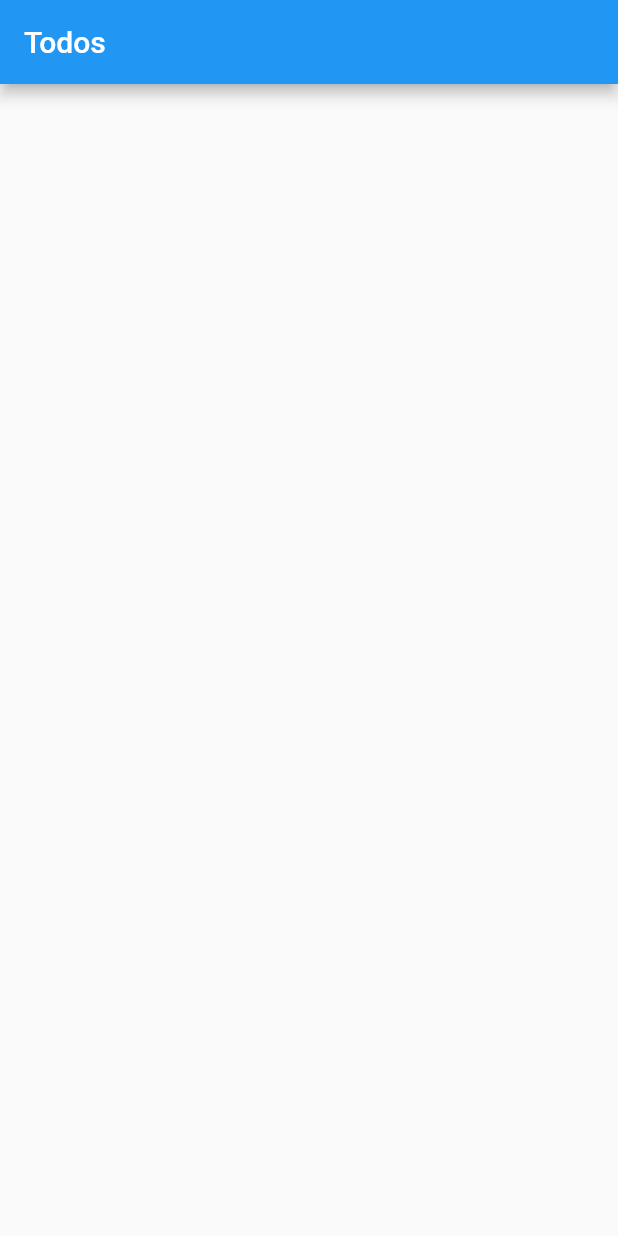
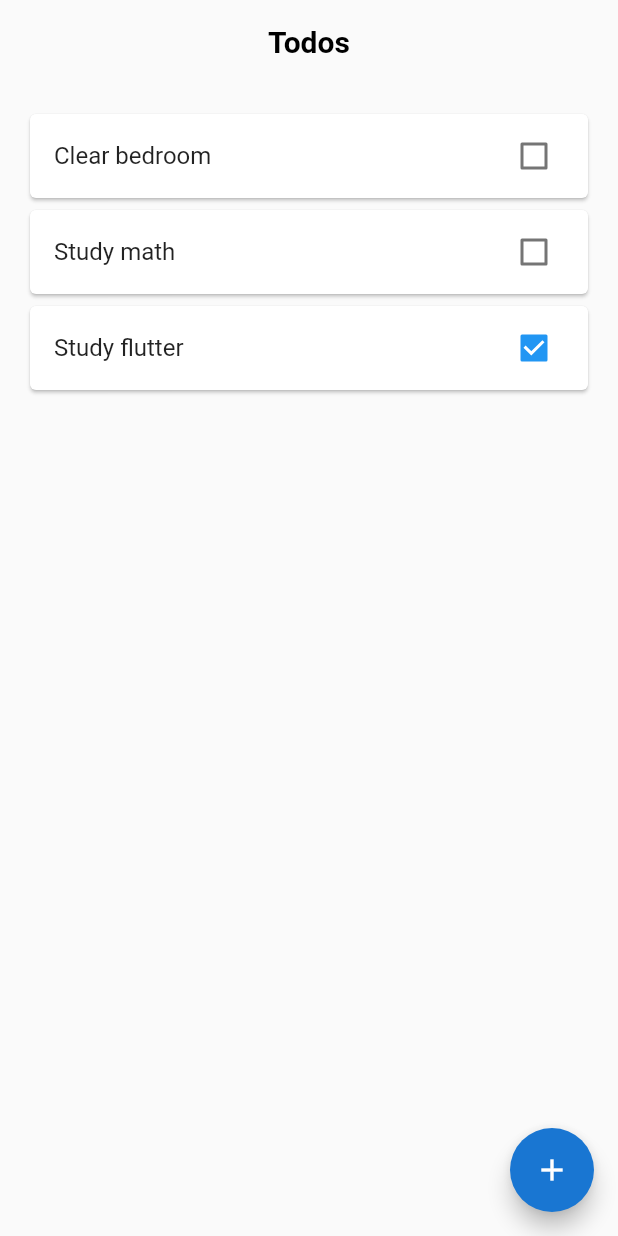
Before and after one commit to JohnAzedo/TaskManager, a Flutter app: the screen it shows after launch, on a phone screen of 412 x 824 dp. Run offline on Flutter 3.47's test engine with Material 2 defaults, Android fonts, the phone set to English and light mode, and no system bars.

Commit message:
feature: Create ListTodo UI

```diff
--- /dev/null
+++ b/lib/components/NoAppBar.dart
@@ -0,0 +1,17 @@
+import 'package:flutter/material.dart';
+
+class NoAppBar extends AppBar {
+  NoAppBar({String title})
+      : super(
+          backgroundColor: Colors.transparent,
+          centerTitle: true,
+          iconTheme: IconThemeData(
+            color: Colors.black,
+          ),
+          title: Text(
+            title,
+            style: TextStyle(color: Colors.black, fontWeight: FontWeight.bold),
+          ),
+          elevation: 0.0,
+        );
+}
--- a/lib/models/todos.dart
+++ b/lib/models/todos.dart
@@ -1,7 +1,7 @@
 
 class Todo {
   final String text;
-  final bool done;
+  bool done;
 
   Todo(this.text, this.done);
 }
--- a/lib/screens/todos/list.dart
+++ b/lib/screens/todos/list.dart
@@ -1,4 +1,5 @@
 import 'package:flutter/material.dart';
+import 'package:todos/components/NoAppBar.dart';
 import 'package:todos/models/todos.dart';
 
 class ListTodo extends StatefulWidget{
@@ -11,10 +12,13 @@ class ListTodo extends StatefulWidget{
 class _ListTodoState extends State<ListTodo> {
   @override
   Widget build(BuildContext context) {
-    // TODO: implement build
+    widget.todos.add(Todo('Clear bedroom', false));
+    widget.todos.add(Todo('Study math', false));
+    widget.todos.add(Todo('Study flutter', true));
+
     return Scaffold(
-      appBar: AppBar(
-        title: Text('Todos'),
+      appBar: NoAppBar(
+        title: 'Todos'
       ),
 
       body: Padding(
@@ -26,23 +30,35 @@ class _ListTodoState extends State<ListTodo> {
               return ItemTodo(todo);
             })
       ),
+
+      floatingActionButton: FloatingActionButton(
+        backgroundColor: Theme.of(context).primaryColorDark,
+        child: Icon(Icons.add),
+        onPressed: (){},
+      ),
     );
   }
 }
 
-class ItemTodo extends StatelessWidget {
+class ItemTodo extends StatefulWidget {
   final Todo _todo;
-
   ItemTodo(this._todo);
 
+  @override
+  _ItemTodoState createState() => _ItemTodoState();
+}
+
+class _ItemTodoState extends State<ItemTodo> {
   @override
   Widget build(BuildContext context) {
     return Card(
       child: CheckboxListTile(
-        title: Text(_todo.text),
-        value: _todo.done,
+        title: Text(widget._todo.text),
+        value: widget._todo.done,
         onChanged: (bool value) {
-
+          setState(() {
+            widget._todo.done = value;
+          });
         },
       ),
     );
```
Also changed, not shown: lib/screens/todos/create.dart (added).
